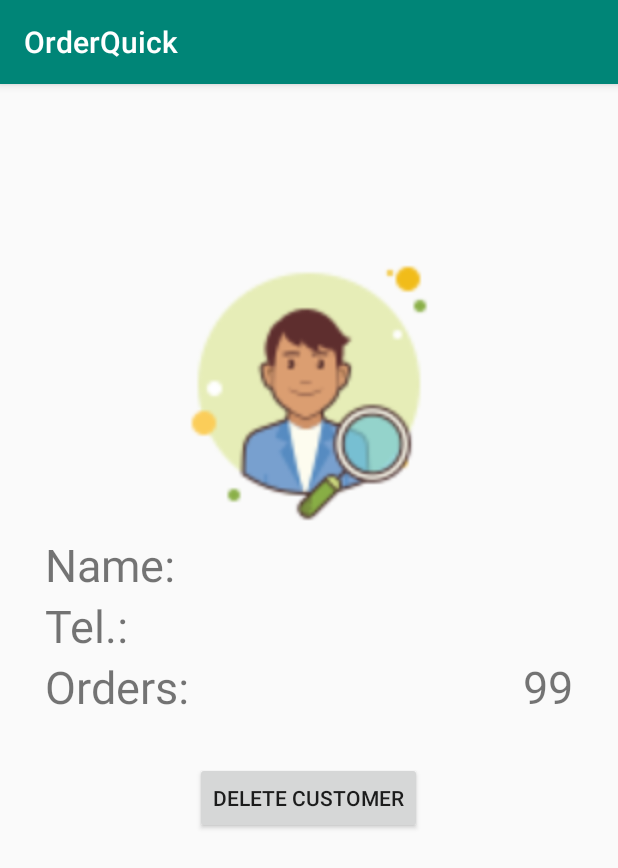
After one commit to sergiunimat/OrderQuick, an Android app: the AdminEditCustomerActivuty screen opened directly, with no data from a screen before it, on a phone screen of 412 x 824 dp. The commit adds this screen. Shown: the top 868 px of the screen. Run offline under Robolectric (Android 15) with nearby library versions, the phone set to English and light mode, and no system bars; 2 statements that could not run were skipped.

Commit message:
Admin delete Customer done

```diff
--- a/app/src/main/AndroidManifest.xml
+++ b/app/src/main/AndroidManifest.xml
@@ -9,7 +9,8 @@
         android:roundIcon="@mipmap/ic_launcher_round"
         android:supportsRtl="true"
         android:theme="@style/AppTheme">
-        <activity android:name=".MainAdminActivity"></activity>
+        <activity android:name=".AdminEditCustomerActivuty"></activity>
+        <activity android:name=".MainAdminActivity" />
         <activity android:name=".CustomerProfile" />
         <activity android:name=".MainCustomerView" />
         <activity android:name=".LogIn">
--- /dev/null
+++ b/app/src/main/java/com/example/orderquick/AdminEditCustomerActivuty.java
@@ -0,0 +1,55 @@
+package com.example.orderquick;
+
+import androidx.appcompat.app.AppCompatActivity;
+
+import android.content.Intent;
+import android.os.Bundle;
+import android.view.View;
+import android.widget.Button;
+import android.widget.ImageView;
+import android.widget.TextView;
+import android.widget.Toast;
+
+public class AdminEditCustomerActivuty extends AppCompatActivity {
+
+    @Override
+    protected void onCreate(Bundle savedInstanceState) {
+        super.onCreate(savedInstanceState);
+        final DBHelper dbH = new DBHelper(this);
+
+        setContentView(R.layout.activity_admin_edit_customer_activuty);
+        Intent customerObj = getIntent();
+        CustomerViewModel customerViewModel = customerObj.getParcelableExtra("CustomerViewModel");
+
+        /*I: create variables, note the image is from drawable so we dont need to get it*/
+        final String customerName = customerViewModel.getName();
+        final String customerTel = customerViewModel.getTelephone();
+        /*I: note here you will have to add the orders number that will come from the obj*/
+
+        final TextView nametextView = findViewById(R.id.adedcustname_input_id);
+        final TextView telextView = findViewById(R.id.adedcusttel_input_id);
+        TextView ordertextView = findViewById(R.id.adedcustorder_input_id);
+        Button deleteCustomer = (Button)findViewById(R.id.adecustdelete_customer_id);
+
+        nametextView.setText(customerName);
+        telextView.setText(customerTel);
+        ordertextView.setText("99");//this is hardcoded for now.
+
+        deleteCustomer.setOnClickListener(new View.OnClickListener() {
+            @Override
+            public void onClick(View v) {
+                boolean result = dbH.DeleteCustomerByTelephoneNumber(customerTel);
+                if (result){
+                    Toast.makeText(AdminEditCustomerActivuty.this, "Customer ("+customerName+") was deleted!", Toast.LENGTH_SHORT).show();
+                    Intent baseAdmin = new Intent(v.getContext(),MainAdminActivity.class);
+
+                    finish();
+                }
+                else {
+                    Toast.makeText(AdminEditCustomerActivuty.this, "Customer ("+customerName+") was NOT deleted!", Toast.LENGTH_SHORT).show();
+                }
+
+            }
+        });
+    }
+}
--- a/app/src/main/java/com/example/orderquick/CustomerModel.java
+++ b/app/src/main/java/com/example/orderquick/CustomerModel.java
@@ -8,7 +8,7 @@ public class CustomerModel {
     private int Role;
     private String Wage;
 
-    public CustomerModel(int customerId, String customerName, String telephoneNumber, String password, int role, String wage) {
+    public CustomerModel(int customerId, String customerName,String password, String telephoneNumber, int role, String wage) {
         CustomerId = customerId;
         CustomerName = customerName;
         TelephoneNumber = telephoneNumber;
--- /dev/null
+++ b/app/src/main/res/layout/activity_admin_edit_customer_activuty.xml
@@ -0,0 +1,89 @@
+<?xml version="1.0" encoding="utf-8"?>
+<RelativeLayout xmlns:android="http://schemas.android.com/apk/res/android"
+    xmlns:app="http://schemas.android.com/apk/res-auto"
+    xmlns:tools="http://schemas.android.com/tools"
+    android:layout_width="match_parent"
+    android:layout_height="match_parent"
+    tools:context=".AdminEditCustomerActivuty">
+
+    <ImageView
+        android:id="@+id/adedcustimg_id"
+        android:layout_width="200dp"
+        android:layout_height="200dp"
+        android:layout_marginTop="100dp"
+        android:layout_centerHorizontal="true"
+        android:src="@drawable/user2"/>
+
+
+    <TextView
+        android:id="@+id/adedcustname_id"
+        android:paddingLeft="30dp"
+        android:layout_below="@+id/adedcustimg_id"
+        android:layout_width="wrap_content"
+        android:layout_height="wrap_content"
+        android:text="Name:"
+        android:textSize="30sp"/>
+    <TextView
+        android:id="@+id/adedcustname_input_id"
+        android:paddingLeft="30dp"
+        android:layout_below="@+id/adedcustimg_id"
+        android:paddingRight="30dp"
+        android:layout_width="wrap_content"
+        android:layout_height="wrap_content"
+        android:text="nameinput"
+        android:layout_alignParentRight="true"
+        android:textSize="30sp"/>
+
+    <TextView
+        android:id="@+id/adedcusttel_id"
+        android:paddingLeft="30dp"
+        android:layout_below="@+id/adedcustname_id"
+        android:layout_width="wrap_content"
+        android:layout_height="wrap_content"
+        android:text="Tel.:"
+        android:textSize="30sp"/>
+
+    <TextView
+        android:id="@+id/adedcusttel_input_id"
+        android:paddingLeft="30dp"
+        android:layout_alignParentRight="true"
+        android:layout_marginRight="30dp"
+        android:layout_below="@+id/adedcustname_id"
+        android:layout_width="wrap_content"
+        android:layout_height="wrap_content"
+        android:text="7456834"
+        android:textSize="30sp"/>
+
+    <TextView
+        android:id="@+id/adedcustorder_id"
+        android:paddingLeft="30dp"
+        android:layout_below="@+id/adedcusttel_id"
+        android:layout_width="wrap_content"
+        android:layout_height="wrap_content"
+        android:text="Orders:"
+        android:textSize="30sp"/>
+    <TextView
+        android:id="@+id/adedcustorder_input_id"
+        android:paddingLeft="30dp"
+        android:layout_marginRight="30dp"
+        android:layout_alignParentRight="true"
+        android:layout_below="@+id/adedcusttel_id"
+        android:layout_width="wrap_content"
+        android:layout_height="wrap_content"
+        android:text="99"
+        android:textSize="30sp"/>
+
+    <Button
+        android:id="@+id/adecustdelete_customer_id"
+        android:layout_width="wrap_content"
+        android:layout_height="wrap_content"
+        android:layout_below="@+id/adedcustorder_id"
+        android:layout_marginTop="30dp"
+        android:layout_centerHorizontal="true"
+        android:text="Delete Customer"/>
+
+
+
+
+
+</RelativeLayout>
```
Also changed, not shown: app/src/main/java/com/example/orderquick/CustomerViewModel.java (+37 -1 lines), app/src/main/java/com/example/orderquick/CustomersFragment.java (+9 -24 lines), app/src/main/java/com/example/orderquick/DBHelper.java (+12 -2 lines), app/src/main/java/com/example/orderquick/MainActivity.java (+8 -3 lines).
